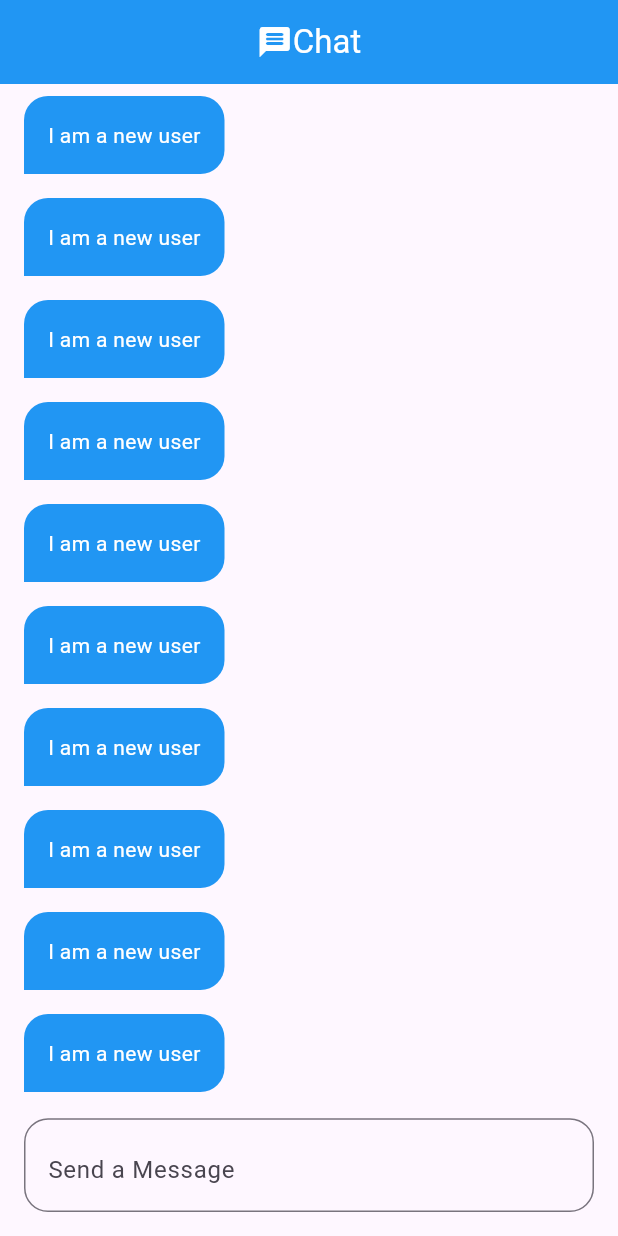
After one commit to AbdulazizAlWadhaf/Chat-App, a Flutter app: the ChatPage screen opened by its route, on a phone screen of 412 x 824 dp. The commit adds this screen. Run offline on Flutter 3.47's test engine with Material 3 defaults, Android fonts, the phone set to English and light mode, and no system bars; our stand-ins replace firebase_auth, firebase_core, modal_progress_hud_nsn; accounts and stored records are empty.

Commit message:
Build chat page UI

```diff
--- /dev/null
+++ b/lib/Pages/chat_page.dart
@@ -0,0 +1,49 @@
+import 'package:flutter/material.dart';
+
+import '../widgets/chat_bubble.dart';
+
+class ChatPage extends StatelessWidget {
+  const ChatPage({super.key});
+
+  static String id = 'ChatPage';
+  @override
+  Widget build(BuildContext context) {
+    return Scaffold(
+      appBar: AppBar(
+        automaticallyImplyLeading: false,
+        backgroundColor: Colors.blue,
+        centerTitle: true,
+        title: Row(
+          mainAxisAlignment: MainAxisAlignment.center,
+          children: [
+            Icon(Icons.message_rounded, color: Colors.white),
+            Text('Chat', style: TextStyle(color: Colors.white)),
+          ],
+        ),
+      ),
+      body: Column(
+        children: [
+          Expanded(
+            child: ListView.builder(
+              itemBuilder: (item, index) {
+                return ChatBubble();
+              },
+            ),
+          ),
+          Padding(
+            padding: const EdgeInsets.all(16),
+            child: TextField(
+              decoration: InputDecoration(
+                hintText: 'Send a Message',
+                suffix: Icon(Icons.send, color: Colors.blue),
+                border: OutlineInputBorder(
+                  borderRadius: BorderRadius.circular(16),
+                ),
+              ),
+            ),
+          ),
+        ],
+      ),
+    );
+  }
+}
--- a/lib/Pages/login_page.dart
+++ b/lib/Pages/login_page.dart
@@ -1,3 +1,4 @@
+import 'package:chat_app/Pages/chat_page.dart';
 import 'package:chat_app/Pages/signup_page.dart';
 import 'package:chat_app/widgets/custom_button.dart';
 import 'package:chat_app/widgets/custom_gesture_detector.dart';
@@ -59,7 +60,8 @@ class _LoginPageState extends State<LoginPage> {
                           setState(() {});
                           try {
                             await loginUser();
-                            showSnackBar(context, 'Success');
+                            //showSnackBar(context, 'Success');
+                            Navigator.pushNamed(context, ChatPage.id);
                           } on FirebaseAuthException catch (e) {
                             if (e.code == 'user-not-found') {
                               showSnackBar(context, 'User not found');
--- a/lib/Pages/signup_page.dart
+++ b/lib/Pages/signup_page.dart
@@ -1,3 +1,4 @@
+import 'package:chat_app/Pages/chat_page.dart';
 import 'package:chat_app/widgets/custom_button.dart';
 import 'package:chat_app/widgets/custom_gesture_detector.dart';
 import 'package:firebase_auth/firebase_auth.dart';
@@ -63,7 +64,8 @@ class _SignupPageState extends State<SignupPage> {
                           setState(() {});
                           try {
                             await signupUser();
-                            showSnackBar(context, 'Success');
+                            //showSnackBar(context, 'Success');
+                            Navigator.pushNamed(context, ChatPage.id);
                           } on FirebaseAuthException catch (e) {
                             if (e.code == 'weak-password') {
                               showSnackBar(context, 'Weak Password');
--- a/lib/main.dart
+++ b/lib/main.dart
@@ -1,3 +1,4 @@
+import 'package:chat_app/Pages/chat_page.dart';
 import 'package:chat_app/Pages/login_page.dart';
 import 'package:chat_app/Pages/signup_page.dart';
 import 'package:firebase_core/firebase_core.dart';
@@ -20,6 +21,7 @@ class ChatApp extends StatelessWidget {
       routes: {
         LoginPage.id: (context) => LoginPage(),
         SignupPage.id: (context) => SignupPage(),
+        ChatPage.id: (context) => ChatPage(),
       },
       debugShowCheckedModeBanner: false,
       initialRoute: LoginPage.id,
--- /dev/null
+++ b/lib/widgets/chat_bubble.dart
@@ -0,0 +1,25 @@
+import 'package:flutter/material.dart';
+
+class ChatBubble extends StatelessWidget {
+  const ChatBubble({super.key});
+
+  @override
+  Widget build(BuildContext context) {
+    return Align(
+      alignment: Alignment.centerLeft,
+      child: Container(
+        child: Text('I am a new user', style: TextStyle(color: Colors.white)),
+        padding: EdgeInsets.symmetric(horizontal: 16, vertical: 16),
+        margin: EdgeInsets.symmetric(vertical: 8, horizontal: 16),
+        decoration: BoxDecoration(
+          color: Colors.blue,
+          borderRadius: BorderRadius.only(
+            topLeft: Radius.circular(16),
+            topRight: Radius.circular(16),
+            bottomRight: Radius.circular(16),
+          ),
+        ),
+      ),
+    );
+  }
+}
```
